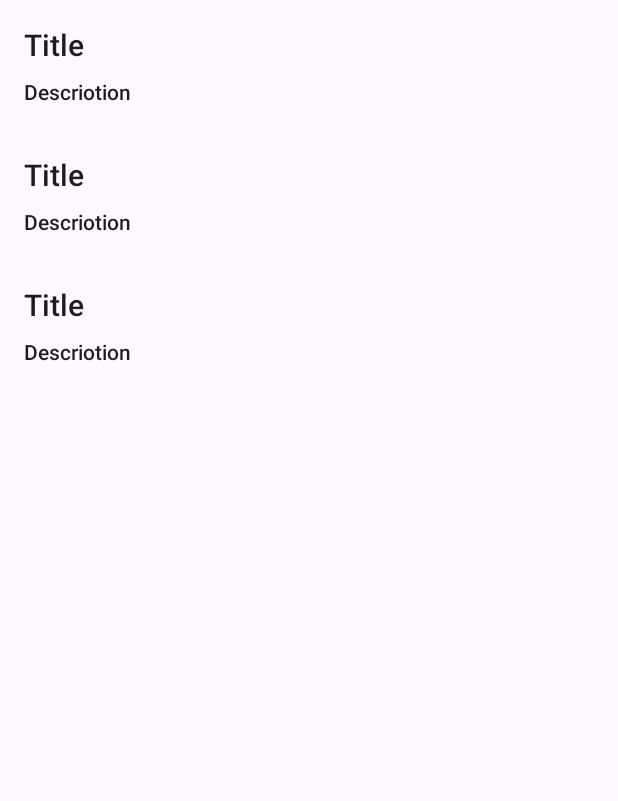
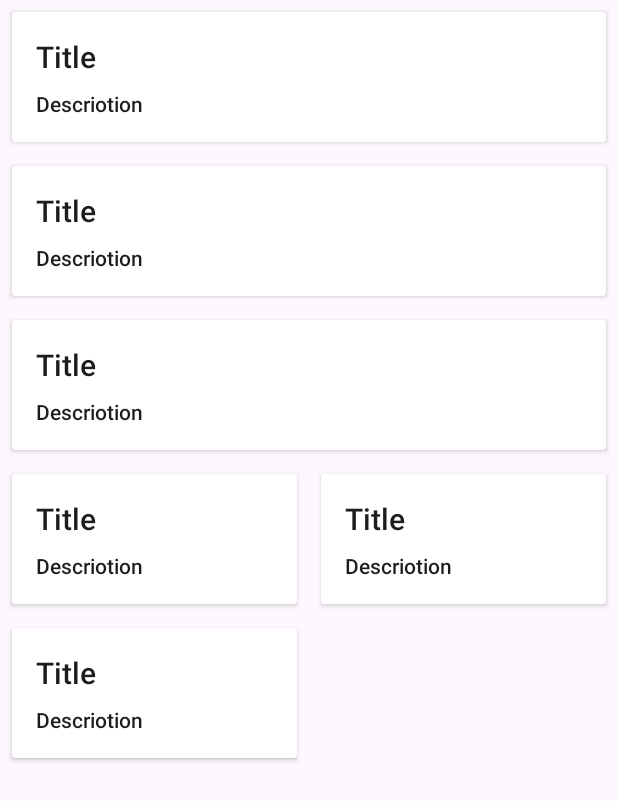
Before and after one commit to yunusbedir-mobven/ViewPagerAndRecyclerView, an Android app: the layout fragment_view_pager_item.xml on its own in the app's theme, with its tools: preview values and no code run, on a phone screen of 412 x 824 dp. Shown: the top 801 px of the screen. Run offline under Robolectric (Android 15) with nearby library versions, the phone set to English and light mode, and no system bars.

Commit message:
multiple recyclerView

```diff
--- a/app/src/main/java/com/example/viewpagerandrecyclerview/ui/SampleItemAdapter.kt
+++ b/app/src/main/java/com/example/viewpagerandrecyclerview/ui/SampleItemAdapter.kt
@@ -11,7 +11,7 @@ class SampleItemAdapter :
     ListAdapter<SampleItemModel, SampleItemAdapter.ViewHolder>(SampleItemDiffUtil()) {
     override fun onCreateViewHolder(parent: ViewGroup, viewType: Int): ViewHolder {
         val layoutInflater = LayoutInflater.from(parent.context)
-        val binding = ItemSampleBinding.inflate(layoutInflater)
+        val binding = ItemSampleBinding.inflate(layoutInflater, parent,false)
         return ViewHolder(binding)
     }
 
--- a/app/src/main/java/com/example/viewpagerandrecyclerview/ui/ViewPagerItemFragment.kt
+++ b/app/src/main/java/com/example/viewpagerandrecyclerview/ui/ViewPagerItemFragment.kt
@@ -7,6 +7,7 @@ import android.view.ViewGroup
 import androidx.fragment.app.Fragment
 import com.example.viewpagerandrecyclerview.data.DataStore
 import com.example.viewpagerandrecyclerview.databinding.FragmentViewPagerItemBinding
+import com.example.viewpagerandrecyclerview.databinding.ItemSampleBinding
 
 class ViewPagerItemFragment : Fragment() {
 
@@ -19,7 +20,7 @@ class ViewPagerItemFragment : Fragment() {
         container: ViewGroup?,
         savedInstanceState: Bundle?
     ): View? {
-        binding = FragmentViewPagerItemBinding.inflate(inflater, container, false)
+        binding = FragmentViewPagerItemBinding.inflate(inflater)
         return binding.root
     }
 
@@ -30,6 +31,7 @@ class ViewPagerItemFragment : Fragment() {
 
     private fun setupViews() {
         binding.recyclerView.adapter = sampleAdapter
+        binding.recyclerView2.adapter = sampleAdapter
         sampleAdapter.submitList(DataStore.sampleItems)
     }
 
--- a/app/src/main/res/layout/fragment_view_pager_item.xml
+++ b/app/src/main/res/layout/fragment_view_pager_item.xml
@@ -1,17 +1,36 @@
 <?xml version="1.0" encoding="utf-8"?>
-<androidx.constraintlayout.widget.ConstraintLayout xmlns:android="http://schemas.android.com/apk/res/android"
+<androidx.core.widget.NestedScrollView xmlns:android="http://schemas.android.com/apk/res/android"
     xmlns:app="http://schemas.android.com/apk/res-auto"
     xmlns:tools="http://schemas.android.com/tools"
     android:layout_width="match_parent"
     android:layout_height="match_parent"
     tools:context=".ui.ViewPagerItemFragment">
 
-    <androidx.recyclerview.widget.RecyclerView
-        android:id="@+id/recyclerView"
+    <LinearLayout
         android:layout_width="match_parent"
         android:layout_height="match_parent"
-        android:orientation="vertical"
-        app:layoutManager="androidx.recyclerview.widget.LinearLayoutManager"
-        tools:listitem="@layout/item_sample" />
+        android:orientation="vertical">
 
-</androidx.constraintlayout.widget.ConstraintLayout>
+        <androidx.recyclerview.widget.RecyclerView
+            android:id="@+id/recyclerView"
+            android:layout_width="match_parent"
+            android:layout_height="wrap_content"
+            android:orientation="vertical"
+            app:layoutManager="androidx.recyclerview.widget.LinearLayoutManager"
+            app:layout_constraintBottom_toTopOf="@id/recyclerView2"
+            app:layout_constraintTop_toTopOf="parent"
+            tools:listitem="@layout/item_sample" />
+
+        <androidx.recyclerview.widget.RecyclerView
+            android:id="@+id/recyclerView2"
+            android:layout_width="match_parent"
+            android:layout_height="wrap_content"
+            android:orientation="vertical"
+            app:layoutManager="androidx.recyclerview.widget.GridLayoutManager"
+            app:layout_constraintBottom_toBottomOf="parent"
+            app:layout_constraintTop_toBottomOf="@id/recyclerView"
+            app:spanCount="2"
+            tools:listitem="@layout/item_sample" />
+    </LinearLayout>
+
+</androidx.core.widget.NestedScrollView>
--- a/app/src/main/res/layout/item_sample.xml
+++ b/app/src/main/res/layout/item_sample.xml
@@ -1,7 +1,13 @@
 <?xml version="1.0" encoding="utf-8"?>
-<androidx.constraintlayout.widget.ConstraintLayout xmlns:android="http://schemas.android.com/apk/res/android"
+<androidx.cardview.widget.CardView xmlns:android="http://schemas.android.com/apk/res/android"
     xmlns:app="http://schemas.android.com/apk/res-auto"
     xmlns:tools="http://schemas.android.com/tools"
+    android:layout_width="match_parent"
+    android:layout_height="wrap_content"
+    android:elevation="4dp"
+    android:layout_margin="8dp">
+
+    <androidx.constraintlayout.widget.ConstraintLayout
         android:layout_width="match_parent"
         android:layout_height="wrap_content"
         android:padding="16dp">
@@ -24,3 +30,4 @@
             tools:text="Descriotion" />
 
     </androidx.constraintlayout.widget.ConstraintLayout>
+</androidx.cardview.widget.CardView>
```
Lines whose indentation alone changed are shown as unchanged.
